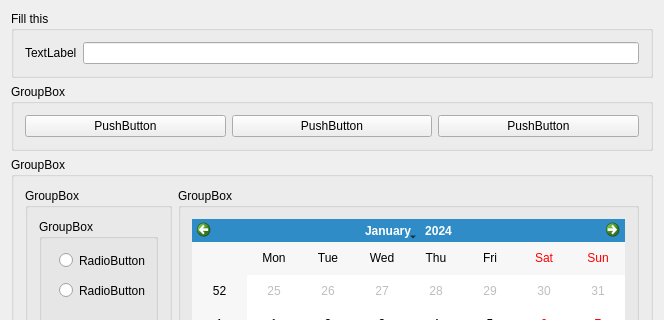
Above: QtWidges/sizeAndStreetch/widget.ui from eduardorasgado/RoadtoQt5 before the change; both pictures show x 0 to 664 and y 0 to 320 of the 664 by 512 pixel window. Below: the same form after it.
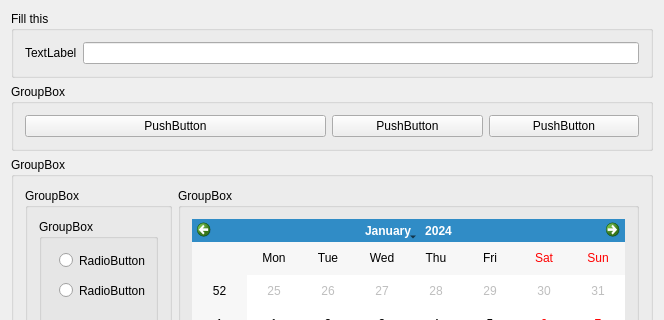
That is the form after the change.

Commit message: set title to boxes

```diff
--- a/QtWidges/sizeAndStreetch/widget.ui
+++ b/QtWidges/sizeAndStreetch/widget.ui
@@ -47,6 +47,12 @@
      <layout class="QHBoxLayout" name="horizontalLayout_2">
       <item>
        <widget class="QPushButton" name="pushButton">
+        <property name="sizePolicy">
+         <sizepolicy hsizetype="Minimum" vsizetype="Fixed">
+          <horstretch>2</horstretch>
+          <verstretch>0</verstretch>
+         </sizepolicy>
+        </property>
         <property name="text">
          <string>PushButton</string>
         </property>
@@ -54,6 +60,12 @@
       </item>
       <item>
        <widget class="QPushButton" name="pushButton_2">
+        <property name="sizePolicy">
+         <sizepolicy hsizetype="Minimum" vsizetype="Fixed">
+          <horstretch>1</horstretch>
+          <verstretch>0</verstretch>
+         </sizepolicy>
+        </property>
         <property name="text">
          <string>PushButton</string>
         </property>
@@ -61,6 +73,12 @@
       </item>
       <item>
        <widget class="QPushButton" name="pushButton_3">
+        <property name="sizePolicy">
+         <sizepolicy hsizetype="Minimum" vsizetype="Fixed">
+          <horstretch>1</horstretch>
+          <verstretch>0</verstretch>
+         </sizepolicy>
+        </property>
         <property name="text">
          <string>PushButton</string>
         </property>
```
The commit also changes 1 other file.
